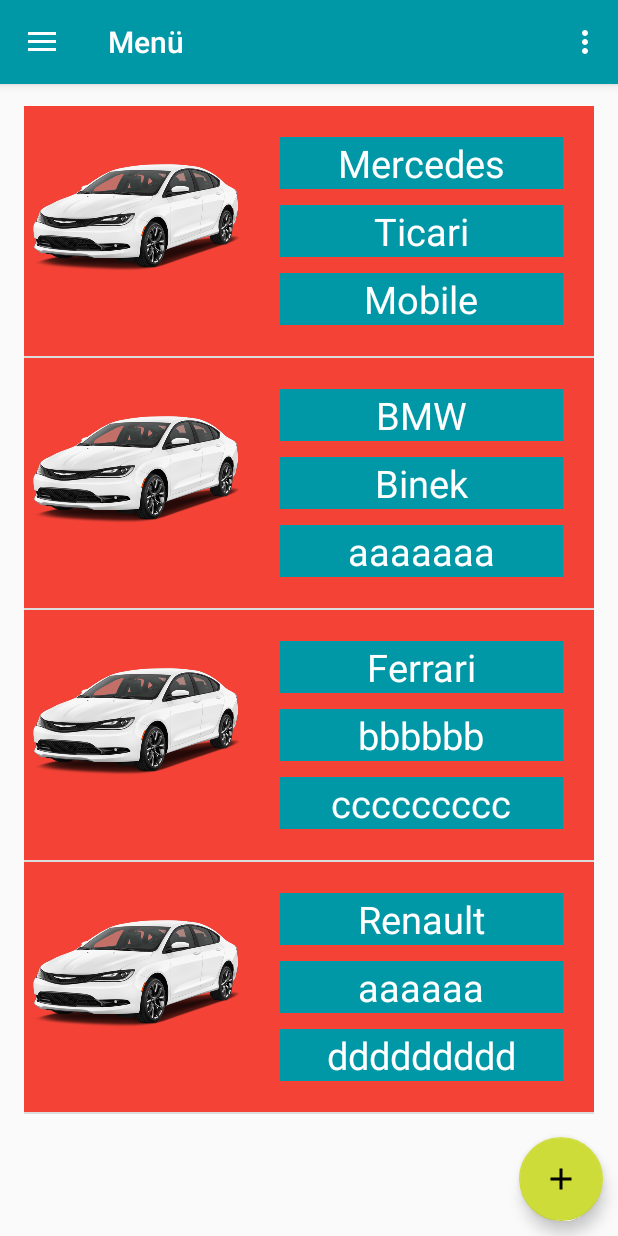
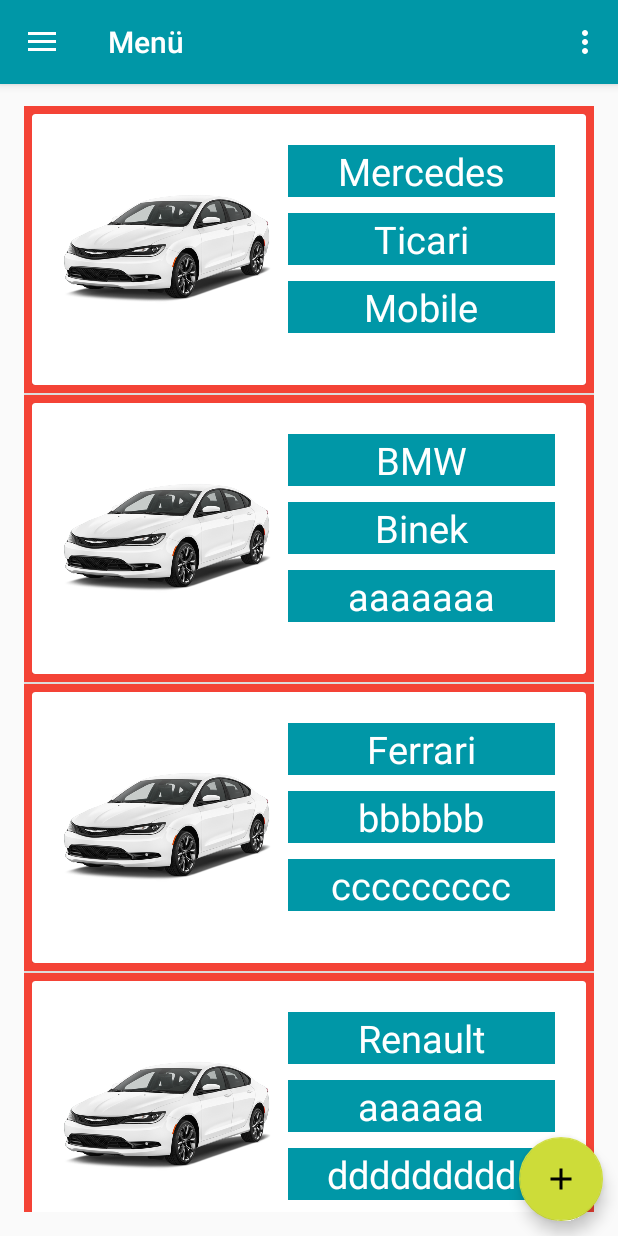
Before and after one commit to yhaznedar/MTMIRepo, an Android app: the screen it shows after launch once a user with an empty profile is signed in (MainActivity), on a phone screen of 412 x 824 dp. Run offline under Robolectric (Android 15) with nearby library versions, the phone set to English and light mode, and no system bars; our stand-ins replace Firebase (no records; nobody signed in at launch, a user with empty details on screens opened directly); 4 statements that could not run were skipped.

Commit message:
CardView + ClassAraba

```diff
--- a/MTMI-master/app/build.gradle
+++ b/MTMI-master/app/build.gradle
@@ -27,6 +27,8 @@
     compile 'com.google.android.gms:play-services-appindexing:9.0.2'
     compile 'com.google.firebase:firebase-auth:9.0.2'
     compile 'com.android.support:design:23.1.1'
+    compile 'com.android.support:cardview-v7:23.0.+'
+    compile 'com.android.support:recyclerview-v7:23.0.+'
 }
 
 
--- a/MTMI-master/app/src/main/res/layout/car_item.xml
+++ b/MTMI-master/app/src/main/res/layout/car_item.xml
@@ -1,21 +1,33 @@
 <?xml version="1.0" encoding="utf-8"?>
 <LinearLayout xmlns:android="http://schemas.android.com/apk/res/android"
-    android:orientation="horizontal" android:layout_width="match_parent"
+
+    android:layout_width="match_parent"
     android:layout_height="wrap_content"
-    android:layout_margin="5dp"
+    android:padding="5dp"
     android:background="#F44336"
     >
+    <android.support.v7.widget.CardView
 
-    <ImageView
-        android:layout_width="150sp"
-        android:layout_height="150sp"
-        android:src="@drawable/car_pic"
-        android:id="@+id/car_pic" />
+        android:layout_width="match_parent"
+        android:layout_height="wrap_content"
+        xmlns:android="http://schemas.android.com/apk/res/android">
+
+
+
     <LinearLayout
         android:layout_width="match_parent"
         android:layout_height="wrap_content"
-        android:orientation="vertical"
+        android:orientation="horizontal"
         android:layout_margin="15dp">
+        <ImageView
+            android:layout_width="150sp"
+            android:layout_height="150sp"
+            android:src="@drawable/car_pic"
+            android:id="@+id/car_pic" />
+        <LinearLayout
+            android:layout_width="match_parent"
+            android:layout_height="wrap_content"
+            android:orientation="vertical">
         <TextView
             android:layout_margin="5sp"
             android:textColor="#ffffff"
@@ -46,9 +58,10 @@
             android:layout_height="wrap_content"
             android:textSize="25sp"
             android:id="@+id/contactType" />
+        </LinearLayout>
 
 
     </LinearLayout>
 
-
+    </android.support.v7.widget.CardView>
 </LinearLayout>
```
Also changed, not shown: MTMI-master/app/src/main/java/com/mtmi/carapp/Araba.java (added, +90 -0 lines), MTMI-master/app/src/main/res/layout/cardview_item.xml (added, +9 -0 lines).
